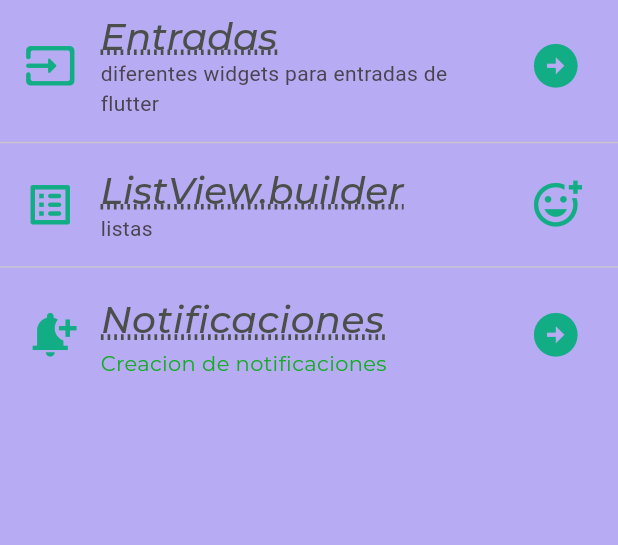
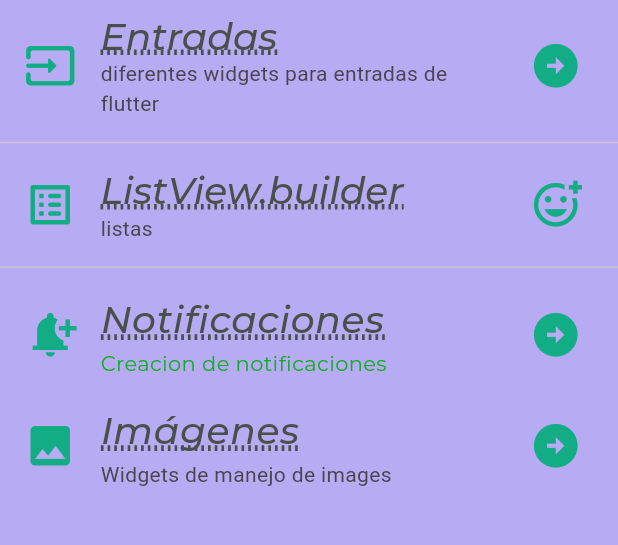
Before and after one commit to adrian5248/componentes_flutter, a Flutter app: the screen it shows after launch, on a phone screen of 412 x 824 dp, the part 84-629 px from its top. Run offline on Flutter 3.47's test engine with Material 3 defaults, Android fonts, the phone set to English and light mode, and no system bars; our stand-ins replace google_fonts.

Commit message:
Images 1

```diff
--- a/lib/screens/home_screen.dart
+++ b/lib/screens/home_screen.dart
@@ -1,4 +1,5 @@
 import 'package:flutter/material.dart';
+import 'package:practica3_5c/screens/images_screen.dart';
 import 'package:practica3_5c/screens/infinite_list_screen.dart';
 import 'package:practica3_5c/screens/inputs_screen.dart';
 import 'package:practica3_5c/screens/notifications_screen.dart';
@@ -92,6 +93,29 @@ class HomeScreen extends StatelessWidget {
                   Navigator.push(context, ruta3);
                 },
               ),
+              ListTile(
+                leading: IconTheme(
+                  data: AppTheme.lightTheme.iconTheme,
+                  child: const Icon(Icons.image), ),
+                title: Text(
+                  'Imágenes',
+                  style: AppTheme.lightTheme.textTheme.headlineLarge,
+                ),
+                subtitle: Text(
+                  'Widgets de manejo de images',
+                  style: AppTheme.lightTheme.textTheme.headlineSmall,
+                ),
+                trailing: IconTheme(
+                  data: AppTheme.lightTheme.iconTheme,
+                  child: const Icon(Icons.arrow_circle_right),
+                ),
+                onTap: () {
+                  final ruta4 = MaterialPageRoute(builder: (context) {
+                    return const ImagesScreen();
+                  });
+                  Navigator.push(context, ruta4);
+                },
+              ),
             ],
           ),
         );
--- a/pubspec.yaml
+++ b/pubspec.yaml
@@ -18,3 +18,5 @@ dev_dependencies:
 
 flutter:
   uses-material-design: true
+  assets:
+    - assets/imgs/viceversa.png
```
Also changed, not shown: lib/screens/images_screen.dart (added, +45 -0 lines).
